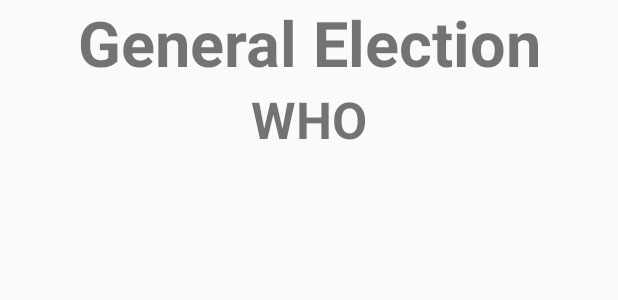
After one commit to jayzhang929/CMSC434-mobileapp, an Android app: the layout who.xml on its own in the app's theme, with its tools: preview values and no code run, on a phone screen of 412 x 824 dp. The commit adds this screen. Shown: the top 300 px of the screen. Run offline under Robolectric (Android 15) with nearby library versions, the phone set to English and light mode, and no system bars.

Commit message:
chore: who page created

```diff
--- /dev/null
+++ b/app/src/main/res/layout/who.xml
@@ -0,0 +1,25 @@
+<?xml version="1.0" encoding="utf-8"?>
+<LinearLayout xmlns:android="http://schemas.android.com/apk/res/android"
+    android:layout_width="match_parent"
+    android:layout_height="match_parent"
+    android:orientation="vertical">
+    <TextView
+        android:layout_width="match_parent"
+        android:layout_height="wrap_content"
+        android:text="General Election"
+        android:textStyle="bold"
+        android:textSize="@dimen/tab_main_title"
+        android:gravity="center"/>
+    <TextView
+        android:layout_width="match_parent"
+        android:layout_height="wrap_content"
+        android:text="WHO"
+        android:textStyle="bold"
+        android:textSize="@dimen/tab_sub_title"
+        android:gravity="center"/>
+    <ExpandableListView
+        android:layout_width="match_parent"
+        android:layout_height="match_parent"
+        android:layout_marginTop="@dimen/list_header"
+        android:id="@+id/expLstView"></ExpandableListView>
+</LinearLayout>
--- a/app/src/main/res/values/dimens.xml
+++ b/app/src/main/res/values/dimens.xml
@@ -4,4 +4,7 @@
     <dimen name="activity_vertical_margin">16dp</dimen>
     <dimen name="fab_margin">16dp</dimen>
     <dimen name="appbar_padding_top">8dp</dimen>
+    <dimen name="tab_main_title">42dp</dimen>
+    <dimen name="tab_sub_title">34dp</dimen>
+    <dimen name="list_header">26dp</dimen>
 </resources>
--- a/app/src/main/res/values/strings.xml
+++ b/app/src/main/res/values/strings.xml
@@ -1,5 +1,8 @@
 <resources>
     <string name="app_name">Empowering the Voter</string>
     <string name="action_settings">Settings</string>
-
+    <string name="clinton_description">An American politician. She is a candidate for the Democratic nomination for President of the United States in the 2016 election. She was the 67th United States Secretary of State from 2009 to 2013. From 2001 to 2009, Clinton served as a United States Senator from New York. She is the wife of the 42nd President of the United States Bill Clinton, and was First Lady of the United States during his tenure from 1993 to 2001.</string>
+    <string name="sanders_description">An American politician and the junior United States senator from Vermont. He is a candidate for the Democratic nomination for President of the United States in the 2016 election. A member of the Democratic Party since 2015,[2] Sanders had been the longest-serving independent in U.S. congressional history, though his caucusing with the Democrats entitled him to committee assignments and at times gave Democrats a majority. Sanders became the ranking minority member on the Senate Budget Committee in January 2015; he had previously served for two years as chair of the Senate Veterans\' Affairs Committee.</string>
+    <string name="cruz_description">An American politician and the junior United States Senator from Texas. He is a candidate for the Republican nomination for President of the United States in the 2016 election.</string>
+    <string name="trump_description">An American businessman, politician, television personality, author, and candidate for the Republican nomination for President of the United States in the 2016 election. Trump is the Chairman and President of The Trump Organization, as well as the founder of the gaming and hotel enterprise, Trump Entertainment Resorts, now owned by Carl Icahn.</string>
 </resources>
```
Also changed, not shown: app/src/main/java/edu/umd/cs/tabby/ExpandableListAdapter.java (added, +94 -0 lines), app/src/main/java/edu/umd/cs/tabby/SimpleTabFragment.java (+54 -3 lines), app/src/main/res/layout/who_child_text.xml (added, +9 -0 lines), app/src/main/res/layout/who_group_title.xml (added, +12 -0 lines).
